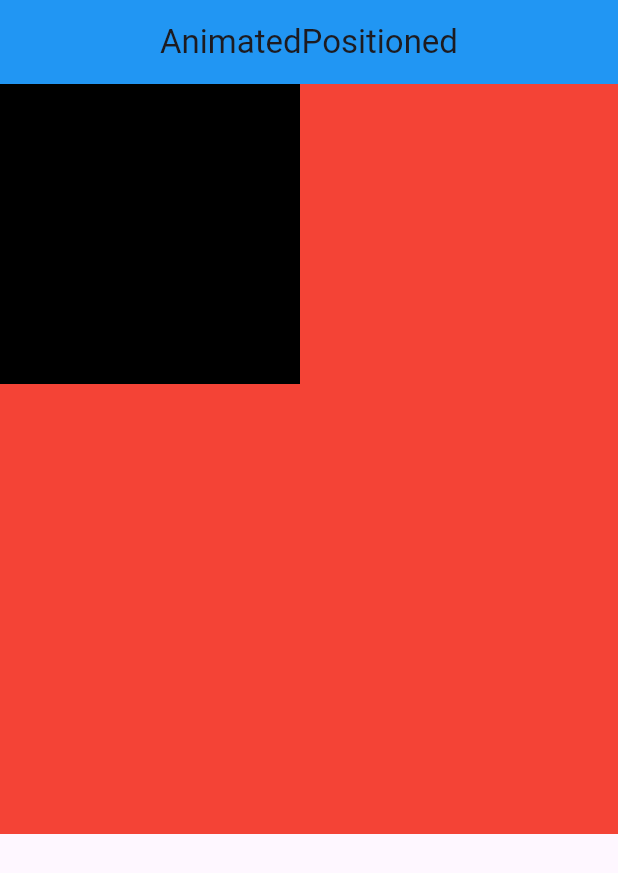
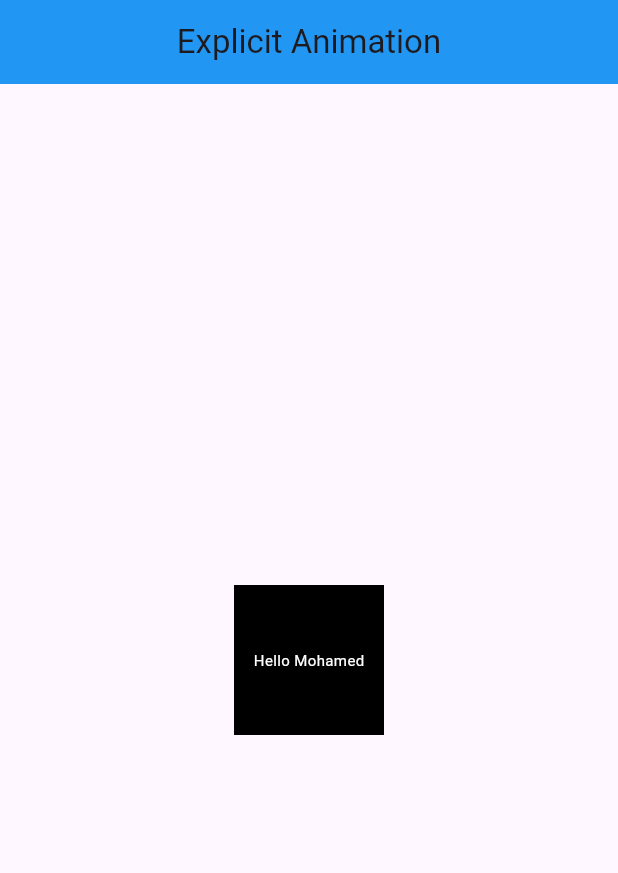
Before and after one commit to Mohamed-Husien/animation-course-, a Flutter app: the screen it shows after launch, on a phone screen of 412 x 824 dp. Shown: the top 873 px of the screen. Run offline on Flutter 3.47's test engine with Material 3 defaults, Android fonts, the light colour scheme and no system bars.

Commit message:
example of explicit animation

```diff
--- a/lib/main.dart
+++ b/lib/main.dart
@@ -1,4 +1,5 @@
 import 'package:animation_course_app/widgets/custom_animated_positioned.dart';
+import 'package:animation_course_app/widgets/explicit_animations.dart';
 import 'package:animation_course_app/widgets/home_page.dart';
 import 'package:flutter/material.dart';
 
@@ -12,6 +13,6 @@
   @override
   Widget build(BuildContext context) {
     return const MaterialApp(
-        debugShowCheckedModeBanner: false, home: CustomAnimatedPositioned());
+        debugShowCheckedModeBanner: false, home: ExplicitAnimations());
   }
 }
--- /dev/null
+++ b/lib/widgets/explicit_animations.dart
@@ -0,0 +1,70 @@
+import 'package:flutter/material.dart';
+
+class ExplicitAnimations extends StatefulWidget {
+  const ExplicitAnimations({super.key});
+
+  @override
+  State<ExplicitAnimations> createState() => _ExplicitAnimationsState();
+}
+
+class _ExplicitAnimationsState extends State<ExplicitAnimations>
+    with SingleTickerProviderStateMixin {
+  late AnimationController animationController;
+
+  @override
+  void initState() {
+    // TODO: implement initState
+    super.initState();
+    animationController = AnimationController(
+        vsync: this,
+        duration: const Duration(seconds: 2),
+        lowerBound: 100,
+        upperBound: 200);
+  }
+
+  @override
+  void dispose() {
+    // TODO: implement dispose
+    super.dispose();
+    animationController.dispose();
+  }
+
+  @override
+  Widget build(BuildContext context) {
+    return Scaffold(
+      appBar: AppBar(
+        backgroundColor: Colors.blue,
+        centerTitle: true,
+        title: const Text("Explicit Animation"),
+      ),
+      body: Center(
+        child: AnimatedBuilder(
+            animation: animationController,
+            builder: (context, child) {
+              return InkWell(
+                onDoubleTap: () {
+                  animationController.reverse();
+                },
+                onTap: () {
+                  animationController.forward();
+                },
+                child: Container(
+                  color: Colors.black,
+                  width: animationController.value,
+                  height: animationController.value,
+                  child: Center(
+                    child: Text(
+                      "Hello Mohamed",
+                      style: TextStyle(
+                        color: Colors.white,
+                        fontSize: animationController.value / 10,
+                      ),
+                    ),
+                  ),
+                ),
+              );
+            }),
+      ),
+    );
+  }
+}
```
